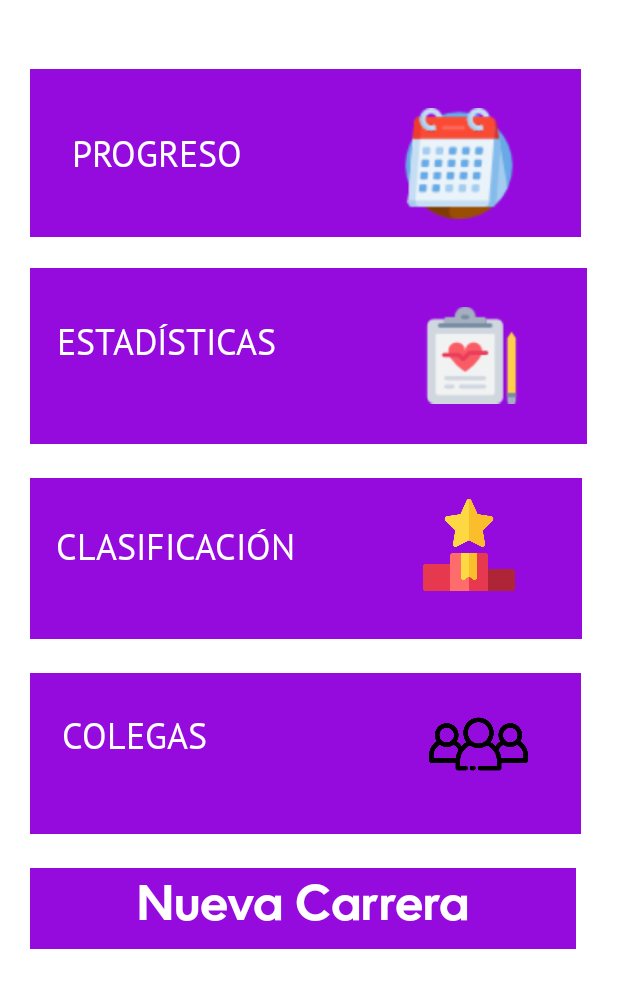
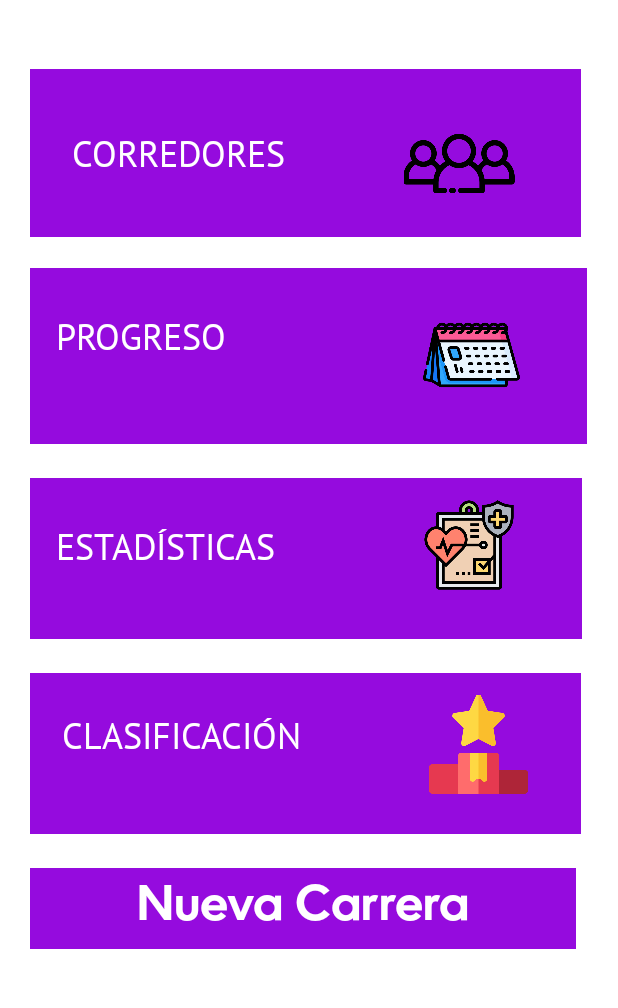
Before and after one commit to Maissa-606/RunnerApp, an Android app: the ActivityTablero screen opened directly, with no data from a screen before it, on a phone screen of 412 x 824 dp, the part 182-1190 px from its top. Run offline under Robolectric (Android 15) with nearby library versions, the phone set to English and light mode, and no system bars; network calls fail.

Commit message:
Mejoramiento de interfaz

```diff
--- a/app/src/main/res/layout/activity_tablero.xml
+++ b/app/src/main/res/layout/activity_tablero.xml
@@ -24,32 +24,6 @@
 
                 <TextView
                     android:id="@+id/tablerbtnVerProgreso"
-                    android:layout_width="367dp"
-                    android:layout_height="112dp"
-                    android:layout_alignParentTop="true"
-                    android:layout_marginStart="20dp"
-                    android:layout_marginTop="167dp"
-                    android:layout_marginEnd="20dp"
-                    android:background="#950bde" />
-
-                <TextView
-                    android:id="@+id/texto1"
-                    android:layout_width="wrap_content"
-                    android:layout_height="wrap_content"
-                    android:layout_alignParentStart="true"
-                    android:layout_alignParentTop="true"
-                    android:layout_alignParentEnd="true"
-                    android:layout_marginStart="48dp"
-                    android:layout_marginTop="208dp"
-                    android:layout_marginEnd="227dp"
-                    android:fontFamily="@font/ptsans_regular"
-                    android:text="PROGRESO"
-                    android:textAlignment="viewStart"
-                    android:textColor="@color/white"
-                    android:textSize="24dp" />
-
-                <TextView
-                    android:id="@+id/tablerobtnEstadistica"
                     android:layout_width="371dp"
                     android:layout_height="117dp"
                     android:layout_alignParentTop="true"
@@ -59,12 +33,38 @@
                     android:background="#950bde" />
 
                 <TextView
-                    android:id="@+id/tablerobtnEstadistica4"
+                    android:id="@+id/texto1"
+                    android:layout_width="209dp"
+                    android:layout_height="47dp"
+                    android:layout_alignParentStart="true"
+                    android:layout_alignParentTop="true"
+                    android:layout_alignParentEnd="true"
+                    android:layout_marginStart="37dp"
+                    android:layout_marginTop="330dp"
+                    android:layout_marginEnd="164dp"
+
+                    android:fontFamily="@font/ptsans_regular"
+                    android:text="PROGRESO"
+                    android:textAlignment="viewStart"
+                    android:textColor="@color/white"
+                    android:textSize="24dp" />
+
+                <TextView
+                    android:id="@+id/tablerobtnEstadistica"
                     android:layout_width="368dp"
                     android:layout_height="107dp"
                     android:layout_alignParentTop="true"
                     android:layout_marginStart="20dp"
                     android:layout_marginTop="440dp"
+                    android:layout_marginEnd="20dp"
+                    android:background="#950bde" />
+
+                <TextView
+                    android:id="@+id/tablerobtnClasificacion"
+                    android:layout_width="367dp"
+                    android:layout_height="107dp"
+                    android:layout_marginStart="20dp"
+                    android:layout_marginTop="570dp"
                     android:layout_marginEnd="20dp"
                     android:background="#950bde" />
 
@@ -84,11 +84,12 @@
                     android:textSize="32dp" />
 
                 <TextView
-                    android:id="@+id/tablerobtnEstadistica5"
+                    android:id="@+id/tablerobtnCorredores"
                     android:layout_width="367dp"
-                    android:layout_height="107dp"
+                    android:layout_height="112dp"
+                    android:layout_alignParentTop="true"
                     android:layout_marginStart="20dp"
-                    android:layout_marginTop="570dp"
+                    android:layout_marginTop="167dp"
                     android:layout_marginEnd="20dp"
                     android:background="#950bde" />
 
@@ -99,9 +100,9 @@
                     android:layout_alignParentStart="true"
                     android:layout_alignParentTop="true"
                     android:layout_alignParentEnd="true"
-                    android:layout_marginStart="38dp"
-                    android:layout_marginTop="333dp"
-                    android:layout_marginEnd="163dp"
+                    android:layout_marginStart="37dp"
+                    android:layout_marginTop="470dp"
+                    android:layout_marginEnd="164dp"
                     android:fontFamily="@font/ptsans_regular"
                     android:text="ESTADÍSTICAS"
                     android:textAlignment="viewStart"
@@ -115,9 +116,9 @@
                     android:layout_alignParentStart="true"
                     android:layout_alignParentTop="true"
                     android:layout_alignParentEnd="true"
-                    android:layout_marginStart="37dp"
-                    android:layout_marginTop="470dp"
-                    android:layout_marginEnd="164dp"
+                    android:layout_marginStart="41dp"
+                    android:layout_marginTop="596dp"
+                    android:layout_marginEnd="160dp"
                     android:fontFamily="@font/ptsans_regular"
                     android:text="CLASIFICACIÓN"
                     android:textAlignment="viewStart"
@@ -126,16 +127,16 @@
 
                 <TextView
                     android:id="@+id/texto4"
-                    android:layout_width="209dp"
-                    android:layout_height="47dp"
+                    android:layout_width="150dp"
+                    android:layout_height="wrap_content"
                     android:layout_alignParentStart="true"
                     android:layout_alignParentTop="true"
                     android:layout_alignParentEnd="true"
-                    android:layout_marginStart="41dp"
-                    android:layout_marginTop="596dp"
-                    android:layout_marginEnd="160dp"
+                    android:layout_marginStart="48dp"
+                    android:layout_marginTop="208dp"
+                    android:layout_marginEnd="213dp"
                     android:fontFamily="@font/ptsans_regular"
-                    android:text="COLEGAS"
+                    android:text="CORREDORES"
                     android:textAlignment="viewStart"
                     android:textColor="@color/white"
                     android:textSize="24dp" />
@@ -175,6 +176,45 @@
 
                 <ImageView
                     android:id="@+id/imageView6"
+
+                    android:layout_width="104dp"
+                    android:layout_height="80dp"
+                    android:layout_alignParentStart="true"
+                    android:layout_alignParentTop="true"
+                    android:layout_alignParentEnd="true"
+                    android:layout_marginStart="282dp"
+                    android:layout_marginTop="318dp"
+                    android:layout_marginEnd="65dp"
+                    app:srcCompat="@drawable/calendar" />
+
+                <ImageView
+                    android:id="@+id/imageView9"
+
+                    android:layout_width="66dp"
+                    android:layout_height="61dp"
+                    android:layout_alignParentStart="true"
+                    android:layout_alignParentTop="true"
+                    android:layout_alignParentEnd="true"
+                    android:layout_marginStart="279dp"
+                    android:layout_marginTop="454dp"
+                    android:layout_marginEnd="66dp"
+                    app:srcCompat="@drawable/reportedesalud" />
+
+                <ImageView
+                    android:id="@+id/ranking"
+                    android:layout_width="105dp"
+                    android:layout_height="76dp"
+                    android:layout_alignParentStart="true"
+                    android:layout_alignParentTop="true"
+                    android:layout_alignParentEnd="true"
+                    android:layout_marginStart="286dp"
+                    android:layout_marginTop="579dp"
+                    android:layout_marginEnd="60dp"
+                    app:srcCompat="@drawable/ranking" />
+
+                <ImageView
+                    android:id="@+id/tablerobtnAmigos"
+
                     android:layout_width="wrap_content"
                     android:layout_height="74dp"
                     android:layout_alignParentStart="true"
@@ -183,42 +223,6 @@
                     android:layout_marginStart="265dp"
                     android:layout_marginTop="193dp"
                     android:layout_marginEnd="65dp"
-                    app:srcCompat="@drawable/calendar" />
-
-                <ImageView
-                    android:id="@+id/imageView9"
-                    android:layout_width="104dp"
-                    android:layout_height="80dp"
-                    android:layout_alignParentStart="true"
-                    android:layout_alignParentTop="true"
-                    android:layout_alignParentEnd="true"
-                    android:layout_marginStart="282dp"
-                    android:layout_marginTop="318dp"
-                    android:layout_marginEnd="65dp"
-                    app:srcCompat="@drawable/reportedesalud" />
-
-                <ImageView
-                    android:id="@+id/ranking"
-                    android:layout_width="66dp"
-                    android:layout_height="61dp"
-                    android:layout_alignParentStart="true"
-                    android:layout_alignParentTop="true"
-                    android:layout_alignParentEnd="true"
-                    android:layout_marginStart="279dp"
-                    android:layout_marginTop="454dp"
-                    android:layout_marginEnd="66dp"
-                    app:srcCompat="@drawable/ranking" />
-
-                <ImageView
-                    android:id="@+id/tablerobtnAmigos"
-                    android:layout_width="105dp"
-                    android:layout_height="76dp"
-                    android:layout_alignParentStart="true"
-                    android:layout_alignParentTop="true"
-                    android:layout_alignParentEnd="true"
-                    android:layout_marginStart="286dp"
-                    android:layout_marginTop="579dp"
-                    android:layout_marginEnd="60dp"
                     app:srcCompat="@drawable/grupousuarios" />
 
             </RelativeLayout>
```
Also changed, not shown: app/src/main/res/layout/activity_login.xml (+6 -6 lines), app/src/main/res/layout/activity_registrar.xml (+13 -12 lines), app/src/main/res/drawable-v24/calendar.png (deleted), app/src/main/res/drawable-v24/icono.png (deleted), app/src/main/res/drawable-v24/icontransparent.png (deleted), app/src/main/res/drawable-v24/imagenlogo.png (deleted), app/src/main/res/drawable-v24/reportedesalud.png (deleted), app/src/main/res/drawable-v24/round_icon.png (deleted), app/src/main/res/drawable/calendar.png (added), app/src/main/res/drawable/calorias.png, app/src/main/res/drawable/mapa.png, app/src/main/res/drawable/reportedesalud.png (added), app/src/main/res/drawable/run.png, app/src/main/res/drawable/runninghnlogo.png (deleted), 1 more files.
